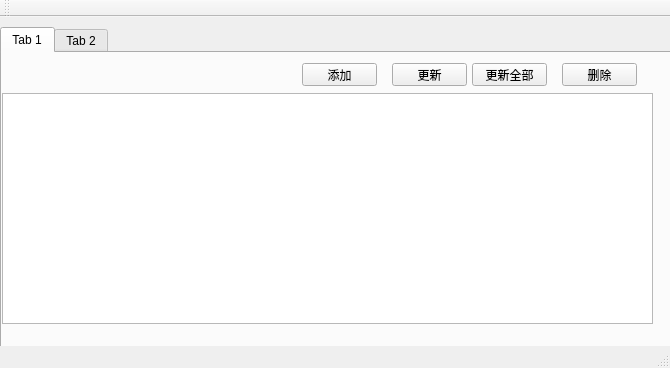
Above: TimeSchedule/mainwindow.ui from HuangDanGeeker/MyTimeSchedule before the change. Below: the same form after it.
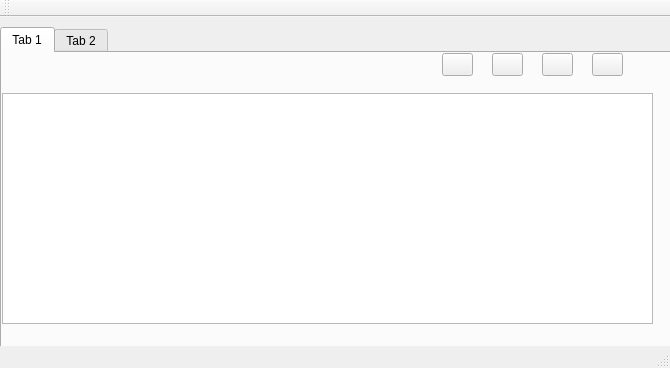
That is the form after the change.

The edit to the form file:
```diff
--- a/TimeSchedule/mainwindow.ui
+++ b/TimeSchedule/mainwindow.ui
@@ -43,53 +43,53 @@
      <widget class="QPushButton" name="addMissionBtn">
       <property name="geometry">
        <rect>
-        <x>300</x>
-        <y>10</y>
-        <width>75</width>
+        <x>440</x>
+        <y>0</y>
+        <width>31</width>
         <height>23</height>
        </rect>
       </property>
       <property name="text">
-       <string>添加</string>
+       <string/>
       </property>
      </widget>
      <widget class="QPushButton" name="deleteMissionBtn">
       <property name="geometry">
        <rect>
-        <x>560</x>
-        <y>10</y>
-        <width>75</width>
+        <x>590</x>
+        <y>0</y>
+        <width>31</width>
         <height>23</height>
        </rect>
       </property>
       <property name="text">
-       <string>删除</string>
+       <string/>
       </property>
      </widget>
      <widget class="QPushButton" name="updateMissionBtn">
       <property name="geometry">
        <rect>
-        <x>390</x>
-        <y>10</y>
-        <width>75</width>
+        <x>490</x>
+        <y>0</y>
+        <width>31</width>
         <height>23</height>
        </rect>
       </property>
       <property name="text">
-       <string>更新</string>
+       <string/>
       </property>
      </widget>
      <widget class="QPushButton" name="updateAllBtn">
       <property name="geometry">
        <rect>
-        <x>470</x>
-        <y>10</y>
-        <width>75</width>
+        <x>540</x>
+        <y>0</y>
+        <width>31</width>
         <height>23</height>
        </rect>
       </property>
       <property name="text">
-       <string>更新全部</string>
+       <string/>
       </property>
      </widget>
     </widget>
```
